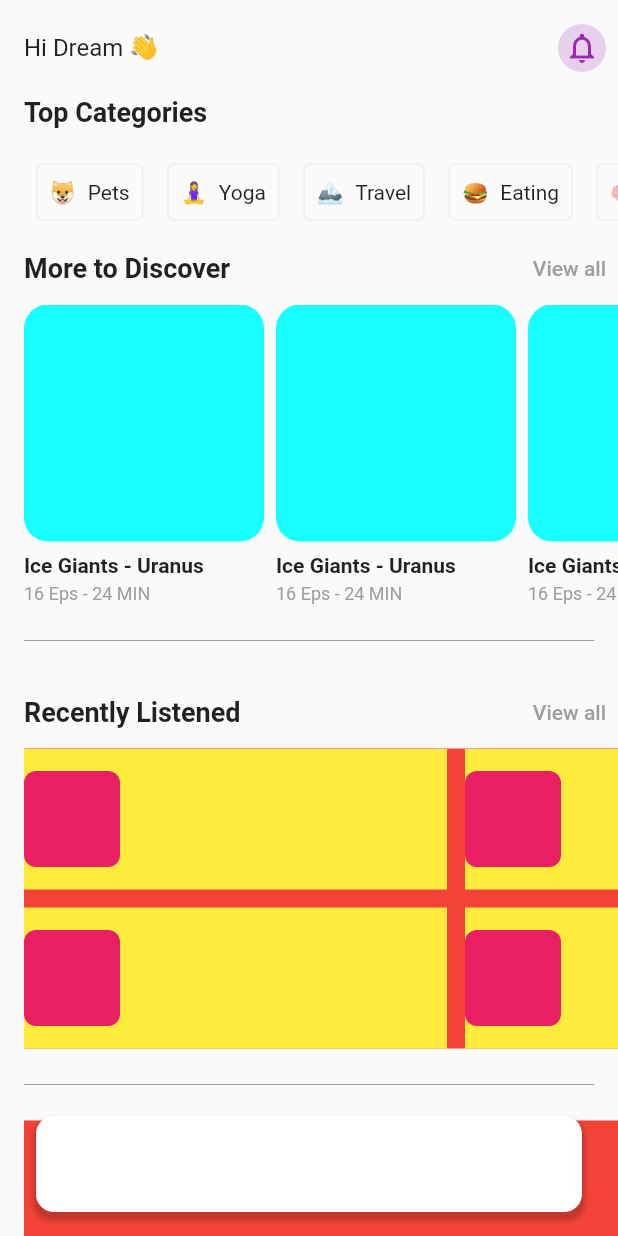
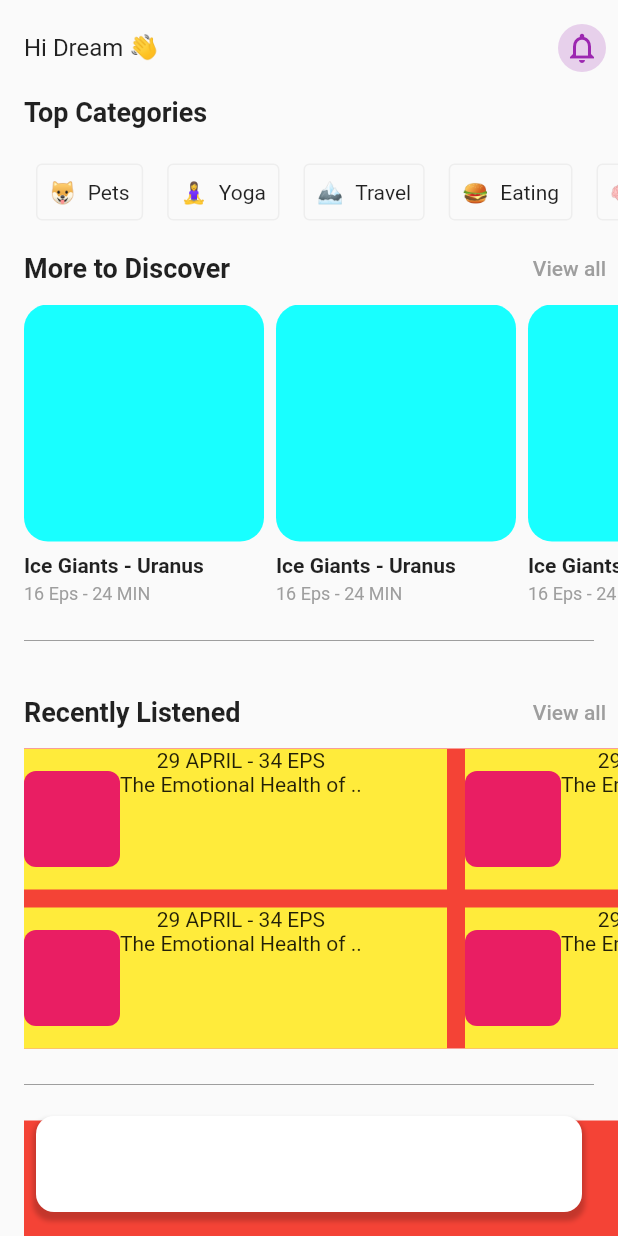
Before and after one commit to JAICHANGPARK/flutter_notebook_19th_story, a Flutter app: the screen it shows after launch, on a phone screen of 412 x 824 dp. Run offline on Flutter 3.47's test engine with Material 2 defaults, Android fonts, the phone set to English and light mode, and no system bars; our stand-ins replace cached_network_image, countup, fl_chart, flutter_riverpod, freezed_annotation, smooth_page_indicator and 1 more.

Commit message:
Update podcast_home_page.dart

```diff
--- a/lib/ep1134_podcast_app/src/ui/podcast_home_page.dart
+++ b/lib/ep1134_podcast_app/src/ui/podcast_home_page.dart
@@ -224,6 +224,12 @@ class _PodcastHomePageState extends State<PodcastHomePage> {
                                             color: Colors.pink,
                                             borderRadius: BorderRadius.circular(8)
                                           ),
+                                        ),
+                                        Column(
+                                          children: [
+                                            Text("29 APRIL - 34 EPS"),
+                                            Text("The Emotional Health of ..")
+                                          ],
                                         )
                                       ],
                                     ),
```
